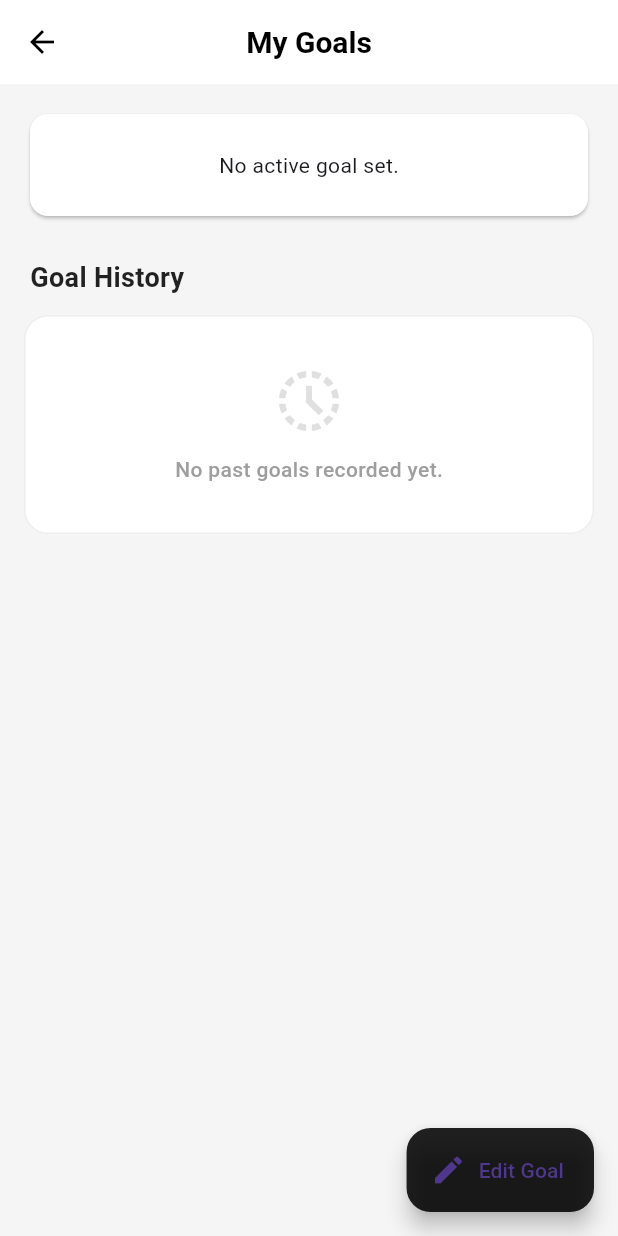
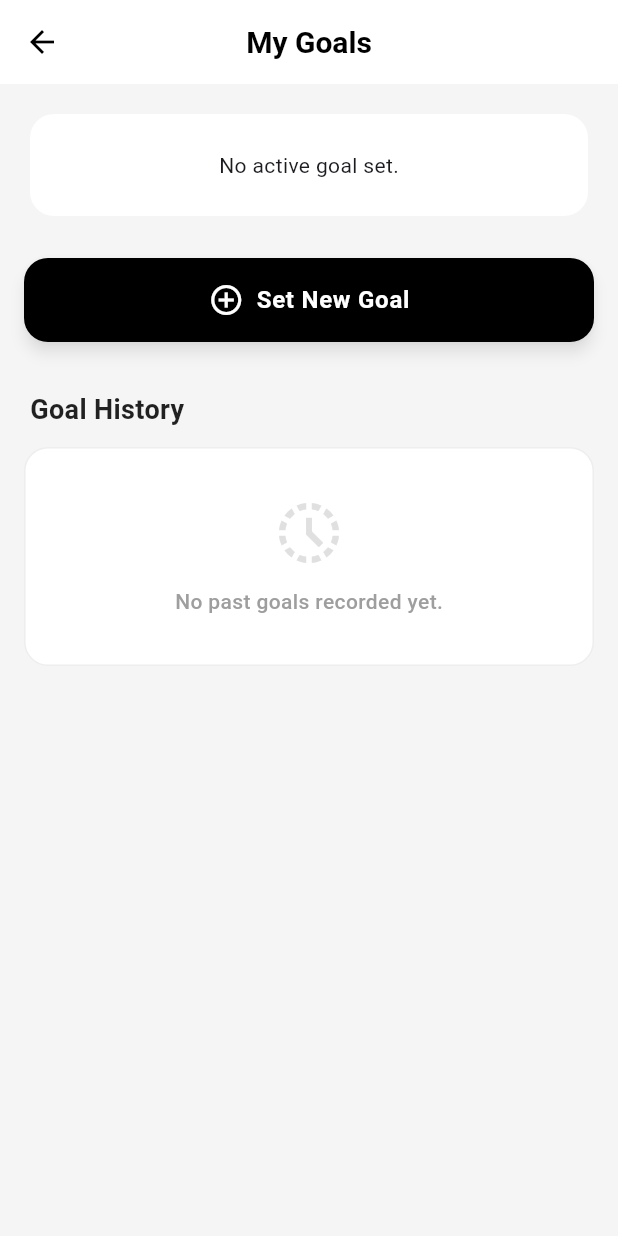
Before and after one commit to tomaszzywicki/cal-cones, a Flutter app: the GoalListScreen screen opened directly, on a phone screen of 412 x 824 dp. Run offline on Flutter 3.47's test engine with Material 3 defaults, Android fonts, the phone set to English and light mode, and no system bars; our stand-ins replace connectivity_plus, firebase_auth, firebase_core, fl_chart, flutter_dotenv, google_generative_ai and 5 more; missing offline and left inert: mobile_scanner; accounts and stored records are empty; network calls fail.

Commit message:
better edit current goal button

```diff
--- a/frontend/lib/features/goal/presentation/screens/goal_list_screen.dart
+++ b/frontend/lib/features/goal/presentation/screens/goal_list_screen.dart
@@ -4,7 +4,7 @@ import 'package:frontend/features/goal/data/goal_model.dart';
 import 'package:frontend/features/goal/services/goal_service.dart';
 import 'package:frontend/features/goal/presentation/widgets/active_goal_card.dart';
 import 'package:frontend/features/goal/presentation/widgets/past_goal_card.dart';
-// import 'package:frontend/features/user/presentation/screens/onboarding_screens/goal_setup.dart'; // Odkomentuj, gdy będziesz miał ten ekran
+// import 'package:frontend/features/user/presentation/screens/onboarding_screens/goal_setup.dart';
 
 class GoalListScreen extends StatefulWidget {
   const GoalListScreen({super.key});
@@ -40,15 +40,7 @@ class _GoalListScreenState extends State<GoalListScreen> {
         titleTextStyle: const TextStyle(color: Colors.black, fontSize: 20, fontWeight: FontWeight.bold),
         iconTheme: const IconThemeData(color: Colors.black),
       ),
-      floatingActionButton: FloatingActionButton.extended(
-        onPressed: () {
-          // TODO: Nawigacja do ekranu edycji lub dodawania celu
-          // Navigator.push(context, MaterialPageRoute(builder: (_) => GoalSetupScreen()));
-        },
-        label: const Text("Edit Goal"),
-        icon: const Icon(Icons.edit),
-        backgroundColor: Colors.black87,
-      ),
+      // Usunęliśmy FloatingActionButton stąd
       body: FutureBuilder<List<GoalModel>>(
         future: _goalsFuture,
         builder: (context, snapshot) {
@@ -58,7 +50,6 @@ class _GoalListScreenState extends State<GoalListScreen> {
             return Center(child: Text('Error: ${snapshot.error}'));
           }
 
-          // Jeśli nie ma danych w ogóle (null), traktujemy to jako pustą listę
           final allGoals = snapshot.data ?? [];
 
           // 1. Znajdź aktywny cel
@@ -69,7 +60,7 @@ class _GoalListScreenState extends State<GoalListScreen> {
             activeGoal = null;
           }
 
-          // 2. Znajdź i posortuj stare cele (od najnowszych)
+          // 2. Znajdź i posortuj stare cele
           final pastGoals = allGoals.where((g) => !g.isCurrent).toList()
             ..sort((a, b) => b.startDate.compareTo(a.startDate));
 
@@ -81,9 +72,10 @@ class _GoalListScreenState extends State<GoalListScreen> {
                 ActiveGoalCard(goal: activeGoal),
                 const SizedBox(height: 24),
               ] else ...[
-                // Opcjonalnie: Stan, gdy nie ma nawet aktywnego celu
                 const Card(
                   color: Colors.white,
+                  elevation: 0,
+                  shape: RoundedRectangleBorder(borderRadius: BorderRadius.all(Radius.circular(16))),
                   child: Padding(
                     padding: EdgeInsets.all(24.0),
                     child: Center(child: Text("No active goal set.")),
@@ -91,6 +83,43 @@ class _GoalListScreenState extends State<GoalListScreen> {
                 ),
                 const SizedBox(height: 24),
               ],
+
+              // --- PRZYCISK EDYCJI / NOWEGO CELU ---
+              // Umieszczony pomiędzy sekcjami
+              Container(
+                margin: const EdgeInsets.only(bottom: 32.0),
+                width: double.infinity,
+                // USUNIĘTO: height: 56, -> to powodowało ucinanie na telefonie
+                child: ElevatedButton.icon(
+                  onPressed: () {
+                    // TODO: Tu w przyszłości: Navigator.push(...);
+                  },
+                  style: ElevatedButton.styleFrom(
+                    backgroundColor: Colors.black,
+                    foregroundColor: Colors.white,
+                    elevation: 4,
+                    shadowColor: Colors.black45,
+                    // DODANO: Padding pionowy, który nada przyciskowi wysokość "naturalnie"
+                    padding: const EdgeInsets.symmetric(vertical: 16),
+                    shape: RoundedRectangleBorder(borderRadius: BorderRadius.circular(16)),
+                  ),
+                  icon: Icon(
+                    activeGoal != null ? Icons.edit_outlined : Icons.add_circle_outline,
+                    size: 24,
+                    color: Colors.white,
+                  ),
+                  label: Text(
+                    activeGoal != null ? "Edit Current Goal" : "Set New Goal",
+                    style: const TextStyle(
+                      fontSize: 16,
+                      fontWeight: FontWeight.bold,
+                      letterSpacing: 0.5,
+                      color: Colors.white,
+                      height: 1.2, // Opcjonalnie: poprawia centrowanie linii tekstu
+                    ),
+                  ),
+                ),
+              ),
 
               // --- SEKCJA HISTORII ---
               const Padding(
@@ -102,7 +131,6 @@ class _GoalListScreenState extends State<GoalListScreen> {
               ),
 
               if (pastGoals.isEmpty)
-                // --- PUSTY STAN HISTORII (EMPTY STATE) ---
                 Container(
                   width: double.infinity,
                   padding: const EdgeInsets.symmetric(vertical: 32, horizontal: 16),
@@ -127,11 +155,9 @@ class _GoalListScreenState extends State<GoalListScreen> {
                   ),
                 )
               else
-                // --- LISTA STARYCH CELÓW ---
                 ...pastGoals.map((goal) => PastGoalCard(goal: goal)),
 
-              // Padding pod FAB
-              const SizedBox(height: 80),
+              const SizedBox(height: 40),
             ],
           );
         },
```
Also changed, not shown: frontend/lib/features/goal/presentation/widgets/active_goal_card.dart (+133 -40 lines).
